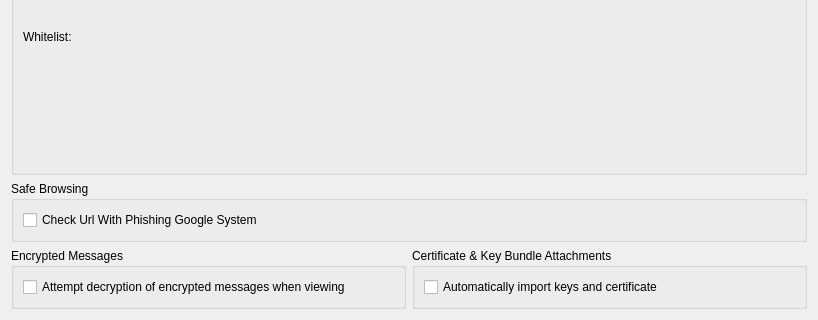
KDE/kmail, file src/ui/securitypagegeneraltab.ui: the form before one commit; both pictures show x 0 to 818 and y 282 to 602 of the 818 by 602 pixel window.
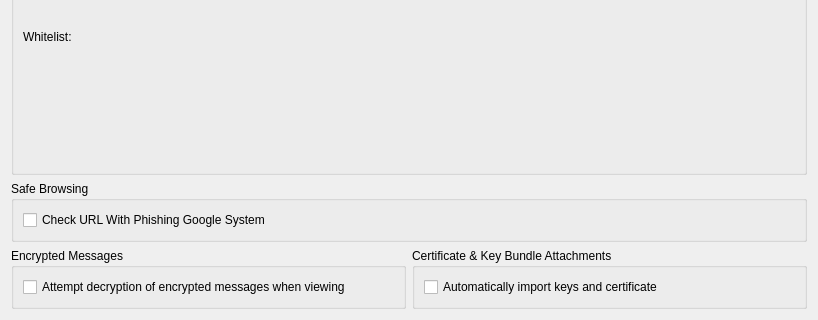
The form after the commit. Custom widgets are drawn as their Qt base class.

Commit message: UI strings: fix spelling and structure

```diff
--- a/src/ui/securitypagegeneraltab.ui
+++ b/src/ui/securitypagegeneraltab.ui
@@ -157,7 +157,7 @@
       <item>
        <widget class="QCheckBox" name="mCheckUrl">
         <property name="text">
-         <string>Check Url With Phishing Google System</string>
+         <string>Check URL With Phishing Google System</string>
         </property>
        </widget>
       </item>
```
The commit also changes 2 other files.
